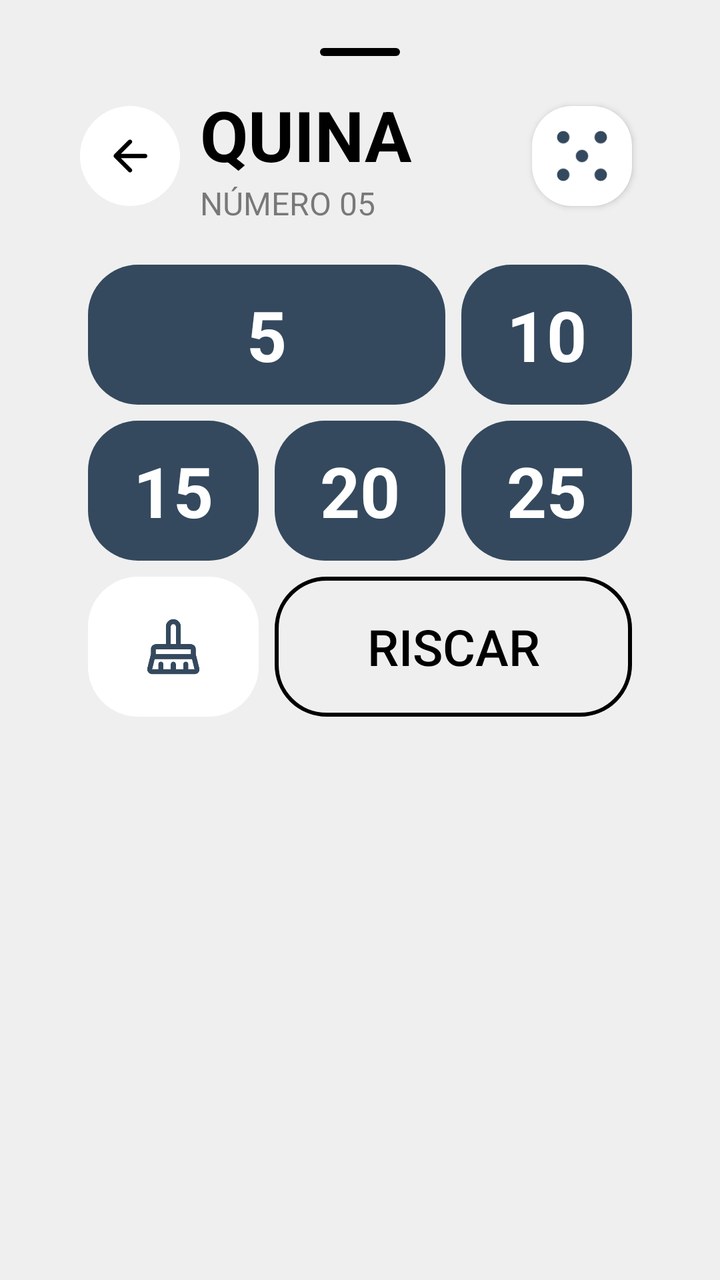
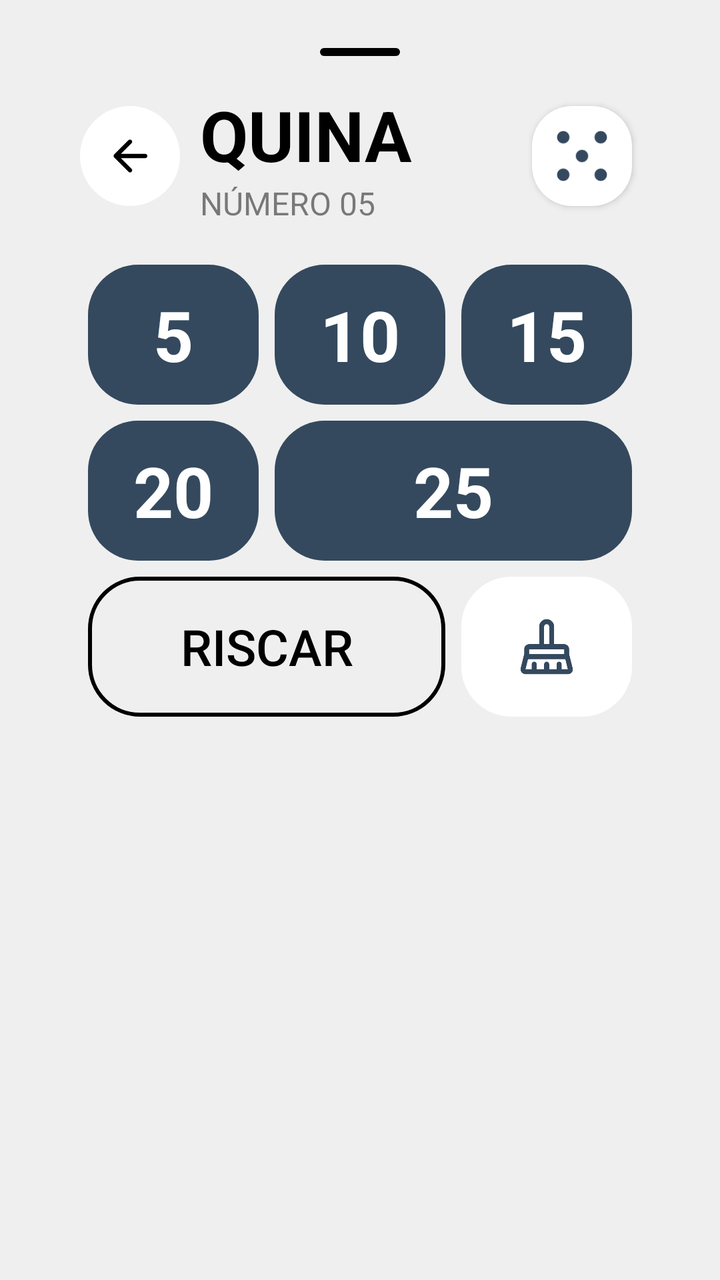

An Android layout rendered at two revisions. The XML below is the earlier revision; the diff shows what the commit changed to produce the second picture.
<!-- AndroidManifest.xml: application theme Base.Theme.KingOfBozo.Standard -->
<!-- res/layout/box_quina.xml -->
<?xml version="1.0" encoding="utf-8"?>
<LinearLayout xmlns:android="http://schemas.android.com/apk/res/android"
    xmlns:app="http://schemas.android.com/apk/res-auto"
    xmlns:tools="http://schemas.android.com/tools"
    android:id="@+id/numbers_points"
    android:layout_width="match_parent"
    android:layout_height="wrap_content"
    android:backgroundTint="?attr/customBackground"
    android:background="@drawable/bottom_sheet_background"
    android:orientation="vertical"
    android:padding="24dp">

    <ImageView
        android:layout_width="40dp"
        android:layout_height="4dp"
        android:layout_gravity="center_horizontal"
        android:layout_marginBottom="16dp"
        app:tint="?attr/textFillColor"
        android:src="@drawable/background_card_dark" />


    <LinearLayout
        android:id="@+id/action_bar"
        android:layout_width="match_parent"
        android:layout_height="wrap_content"
        android:paddingHorizontal="16dp"
        android:gravity="center"
        tools:ignore="MissingConstraints">

        <ImageView
            android:id="@+id/button_cancel"
            android:layout_width="50dp"
            android:layout_height="50dp"
            android:backgroundTint="?attr/cardBackgroundColor"
            android:background="@drawable/background_circle_yellow"
            android:padding="12dp"
            android:layout_marginRight="10dp"
            app:tint="?attr/textFillColor"
            android:src="@drawable/ic_arrow_back"
            tools:ignore="ContentDescription" />

        <LinearLayout
            android:layout_width="wrap_content"
            android:layout_height="wrap_content"
            android:orientation="vertical"
            android:layout_weight="1"
            app:layout_constraintStart_toEndOf="@+id/button_back">



            <TextView
                android:id="@+id/scoring_title"
                android:layout_width="wrap_content"
                android:layout_height="wrap_content"
                android:text="QUINA"
                android:textColor="?attr/textFillColor"
                android:textSize="35sp"
                android:textStyle="bold" />
            <TextView
                android:layout_width="wrap_content"
                android:layout_height="wrap_content"
                android:text="NÚMERO 05"
                android:alpha="0.5"
                android:textColor="?attr/textFillColor"
                android:textSize="16sp" />

        </LinearLayout>

        <ImageView
            android:layout_height="50dp"
            android:layout_width="50dp"
            android:backgroundTint="?attr/cardBackgroundColor"
            android:background="@drawable/background_card_de_boca"
            android:src="@drawable/ic_dice_5"
            app:tint="?attr/colorPrimary"
            android:elevation="2dp"
            android:layout_margin="4dp"/>

    </LinearLayout>

    <LinearLayout
        android:layout_width="match_parent"
        android:layout_height="wrap_content"
        android:orientation="vertical"
        android:padding="16dp">

        <GridLayout
            xmlns:android="http://schemas.android.com/apk/res/android"
            xmlns:app="http://schemas.android.com/apk/res-auto"
            android:layout_width="match_parent"
            android:layout_height="wrap_content"
            android:columnCount="3"
            android:rowCount="3">

            <TextView
                android:id="@+id/valor_01"
                android:layout_height="70dp"
                android:layout_width="0dp"
                android:backgroundTint="?attr/colorPrimary"
                android:background="@drawable/background_card_black"
                android:textColor="?attr/customTextBackground"
                android:text="5"
                android:textSize="35dp"
                android:textStyle="bold"
                android:gravity="center"
                android:layout_row="0"
                android:layout_column="0"
                android:layout_columnSpan="2"
                android:layout_columnWeight="1"
                android:layout_gravity="fill"
                android:layout_margin="4dp"/>

            <TextView
                android:id="@+id/valor_02"
                android:layout_height="70dp"
                android:layout_width="0dp"
                android:backgroundTint="?attr/colorPrimary"
                android:background="@drawable/background_card_black"
                android:textColor="?attr/customTextBackground"
                android:text="10"
                android:textSize="35dp"
                android:textStyle="bold"
                android:gravity="center"
                android:layout_row="0"
                android:layout_column="2"
                android:layout_columnWeight="1"
                android:layout_gravity="fill"
                android:layout_margin="4dp"/>

            <TextView
                android:id="@+id/valor_03"
                android:layout_height="70dp"
                android:layout_width="0dp"
                android:backgroundTint="?attr/colorPrimary"
                android:background="@drawable/background_card_black"
                android:textColor="?attr/customTextBackground"
                android:text="15"
                android:textSize="35dp"
                android:textStyle="bold"
                android:gravity="center"
                android:layout_row="1"
                android:layout_column="0"
                android:layout_columnWeight="1"
                android:layout_gravity="fill"
                android:layout_margin="4dp"/>

            <TextView
                android:id="@+id/valor_04"
                android:layout_height="70dp"
                android:layout_width="0dp"
                android:backgroundTint="?attr/colorPrimary"
                android:background="@drawable/background_card_black"
                android:textColor="?attr/customTextBackground"
                android:text="20"
                android:textSize="35dp"
                android:textStyle="bold"
                android:gravity="center"
                android:layout_row="1"
                android:layout_column="1"
                android:layout_columnWeight="1"
                android:layout_gravity="fill"
                android:layout_margin="4dp"/>

            <TextView
                android:id="@+id/valor_05"
                android:layout_height="20dp"
                android:layout_width="0dp"
                android:backgroundTint="?attr/colorPrimary"
                android:background="@drawable/background_card_black"
                android:textColor="?attr/customTextBackground"
                android:text="25"
                android:textSize="35dp"
                android:textStyle="bold"
                android:gravity="center"
                android:layout_row="1"
                android:layout_column="2"
                android:layout_columnWeight="1"
                android:layout_gravity="fill"
                android:layout_margin="4dp"/>

            <ImageView
                android:id="@+id/btn_nulo"
                android:layout_height="70dp"
                android:layout_width="0dp"
                android:backgroundTint="?attr/cardBackgroundColor"
                android:background="@drawable/background_card_black"
                android:src="@drawable/ic_clear"
                app:tint="?attr/colorPrimary"
                android:layout_row="2"
                android:layout_column="0"
                android:layout_columnWeight="1"
                android:layout_gravity="fill"
                android:padding="20dp"
                android:layout_margin="4dp"/>

            <Button
                android:id="@+id/btn_riscar"
                android:layout_height="70dp"
                android:layout_width="0dp"
                app:backgroundTint="?attr/textFillColor"
                android:background="@drawable/background_score_option_riscar"
                app:cornerRadius="20dp"
                android:text="RISCAR"
                android:textSize="25dp"
                android:textColor="?attr/textFillColor"
                app:icon="@drawable/ic_riscar"
                app:iconSize="25dp"
                app:iconTint="?attr/textFillColor"
                android:gravity="center"
                android:layout_row="2"
                android:layout_column="1"
                android:layout_columnSpan="2"
                android:layout_columnWeight="1"
                android:layout_gravity="fill"
                android:layout_margin="4dp" />


        </GridLayout>

    </LinearLayout>


</LinearLayout>
<!-- resources referenced by this layout -->
<resources>
  <!-- drawable background_card_black (drawable) -->
  <shape xmlns:android="http://schemas.android.com/apk/res/android"
      android:shape="rectangle">
      <solid android:color="@color/fundo_light" />
      <corners android:radius="25dp" />
  </shape>
  <!-- drawable background_card_dark (drawable) -->
  <shape xmlns:android="http://schemas.android.com/apk/res/android"
      android:shape="rectangle">
      <solid android:color="@color/fundo_light" />
      <corners android:radius="100dp" />
  </shape>
  <!-- drawable background_card_de_boca (drawable) -->
  <shape xmlns:android="http://schemas.android.com/apk/res/android"
      android:shape="rectangle">
      <solid android:color="@color/fundo_light" />
      <corners android:radius="20dp" />
  </shape>
  <!-- drawable background_circle_yellow (drawable) -->
  <?xml version="1.0" encoding="utf-8"?>
  <shape xmlns:android="http://schemas.android.com/apk/res/android"
      android:shape="oval">
      <solid android:color="@color/fundo_light" />
  </shape>
  <!-- drawable background_score_option_riscar (drawable) -->
  <shape xmlns:android="http://schemas.android.com/apk/res/android"
      android:shape="rectangle">
      <corners android:radius="25dp" />
      <stroke android:width="2dp" android:color="@color/fundo_light" />
      <solid android:color="@android:color/transparent" />
  </shape>
  <!-- drawable bottom_sheet_background (drawable) -->
  <?xml version="1.0" encoding="utf-8"?>
  <shape xmlns:android="http://schemas.android.com/apk/res/android"
      android:shape="rectangle">
      <solid android:color="@color/fundo_light"/>
      <corners android:topLeftRadius="55dp" android:topRightRadius="55dp"/>
  </shape>
  <!-- drawable ic_arrow_back (drawable) -->
  <vector xmlns:android="http://schemas.android.com/apk/res/android"
      android:width="24dp"
      android:height="24dp"
      android:viewportWidth="960"
      android:viewportHeight="960"
      android:tint="@color/fundo_light"
      android:autoMirrored="true">
    <path
        android:fillColor="@android:color/white"
        android:pathData="M313,520L509,716Q521,728 520.5,744Q520,760 508,772Q496,783 480,783.5Q464,784 452,772L188,508Q182,502 179.5,495Q177,488 177,480Q177,472 179.5,465Q182,458 188,452L452,188Q463,177 479.5,177Q496,177 508,188Q520,200 520,216.5Q520,233 508,245L313,440L760,440Q777,440 788.5,451.5Q800,463 800,480Q800,497 788.5,508.5Q777,520 760,520L313,520Z"/>
  </vector>
  <!-- drawable ic_riscar (drawable) -->
  <vector xmlns:android="http://schemas.android.com/apk/res/android"
      android:width="24dp"
      android:height="24dp"
      android:viewportWidth="960"
      android:viewportHeight="960"
      android:tint="?attr/colorControlNormal">
    <path
        android:fillColor="@android:color/white"
        android:pathData="M753,640L673,560L800,560L800,640L753,640ZM640,527L433,320L560,320L560,160L640,160L640,320L800,320L800,400L640,400L640,527ZM400,287L320,207L320,160L400,160L400,287ZM791,904L640,753L640,800L560,800L560,673L527,640L400,640L400,800L320,800L320,640L160,640L160,560L320,560L320,433L287,400L160,400L160,320L207,320L56,169L112,112L848,848L791,904Z"/>
  </vector>
  <color name="fundo_light">#EFEFEF</color>
  <color name="padrao">#34495e</color>
  <color name="text_dark">#000000</color>
  <color name="text_light">#FFFFFF</color>
  <color name="icon_dark">#000000</color>
  <color name="icon_light">#FFFFFF</color>
  <color name="card_light">#FFFFFF</color>
  <color name="card_dark">#313131</color>
  <!-- unchanged entries left out for length: 4 -->
</resources>

<!-- the commit's change to res/layout/box_quina.xml (unified diff, before → after) -->
@@ -105,7 +105,6 @@
                 android:gravity="center"
                 android:layout_row="0"
                 android:layout_column="0"
-                android:layout_columnSpan="2"
                 android:layout_columnWeight="1"
                 android:layout_gravity="fill"
                 android:layout_margin="4dp"/>
@@ -118,6 +117,23 @@
                 android:background="@drawable/background_card_black"
                 android:textColor="?attr/customTextBackground"
                 android:text="10"
+                android:textSize="35dp"
+                android:textStyle="bold"
+                android:gravity="center"
+                android:layout_row="0"
+                android:layout_column="1"
+                android:layout_columnWeight="1"
+                android:layout_gravity="fill"
+                android:layout_margin="4dp"/>
+
+            <TextView
+                android:id="@+id/valor_03"
+                android:layout_height="70dp"
+                android:layout_width="0dp"
+                android:backgroundTint="?attr/colorPrimary"
+                android:background="@drawable/background_card_black"
+                android:textColor="?attr/customTextBackground"
+                android:text="15"
                 android:textSize="35dp"
                 android:textStyle="bold"
                 android:gravity="center"
@@ -128,13 +144,13 @@
                 android:layout_margin="4dp"/>
 
             <TextView
-                android:id="@+id/valor_03"
-                android:layout_height="70dp"
-                android:layout_width="0dp"
-                android:backgroundTint="?attr/colorPrimary"
-                android:background="@drawable/background_card_black"
-                android:textColor="?attr/customTextBackground"
-                android:text="15"
+                android:id="@+id/valor_04"
+                android:layout_height="70dp"
+                android:layout_width="0dp"
+                android:backgroundTint="?attr/colorPrimary"
+                android:background="@drawable/background_card_black"
+                android:textColor="?attr/customTextBackground"
+                android:text="20"
                 android:textSize="35dp"
                 android:textStyle="bold"
                 android:gravity="center"
@@ -145,35 +161,19 @@
                 android:layout_margin="4dp"/>
 
             <TextView
-                android:id="@+id/valor_04"
-                android:layout_height="70dp"
-                android:layout_width="0dp"
-                android:backgroundTint="?attr/colorPrimary"
-                android:background="@drawable/background_card_black"
-                android:textColor="?attr/customTextBackground"
-                android:text="20"
+                android:id="@+id/valor_05"
+                android:layout_height="20dp"
+                android:layout_width="0dp"
+                android:backgroundTint="?attr/colorPrimary"
+                android:background="@drawable/background_card_black"
+                android:textColor="?attr/customTextBackground"
+                android:text="25"
                 android:textSize="35dp"
                 android:textStyle="bold"
                 android:gravity="center"
                 android:layout_row="1"
                 android:layout_column="1"
-                android:layout_columnWeight="1"
-                android:layout_gravity="fill"
-                android:layout_margin="4dp"/>
-
-            <TextView
-                android:id="@+id/valor_05"
-                android:layout_height="20dp"
-                android:layout_width="0dp"
-                android:backgroundTint="?attr/colorPrimary"
-                android:background="@drawable/background_card_black"
-                android:textColor="?attr/customTextBackground"
-                android:text="25"
-                android:textSize="35dp"
-                android:textStyle="bold"
-                android:gravity="center"
-                android:layout_row="1"
-                android:layout_column="2"
+                android:layout_columnSpan="2"
                 android:layout_columnWeight="1"
                 android:layout_gravity="fill"
                 android:layout_margin="4dp"/>
@@ -187,7 +187,7 @@
                 android:src="@drawable/ic_clear"
                 app:tint="?attr/colorPrimary"
                 android:layout_row="2"
-                android:layout_column="0"
+                android:layout_column="2"
                 android:layout_columnWeight="1"
                 android:layout_gravity="fill"
                 android:padding="20dp"
@@ -208,7 +208,7 @@
                 app:iconTint="?attr/textFillColor"
                 android:gravity="center"
                 android:layout_row="2"
-                android:layout_column="1"
+                android:layout_column="0"
                 android:layout_columnSpan="2"
                 android:layout_columnWeight="1"
                 android:layout_gravity="fill"
